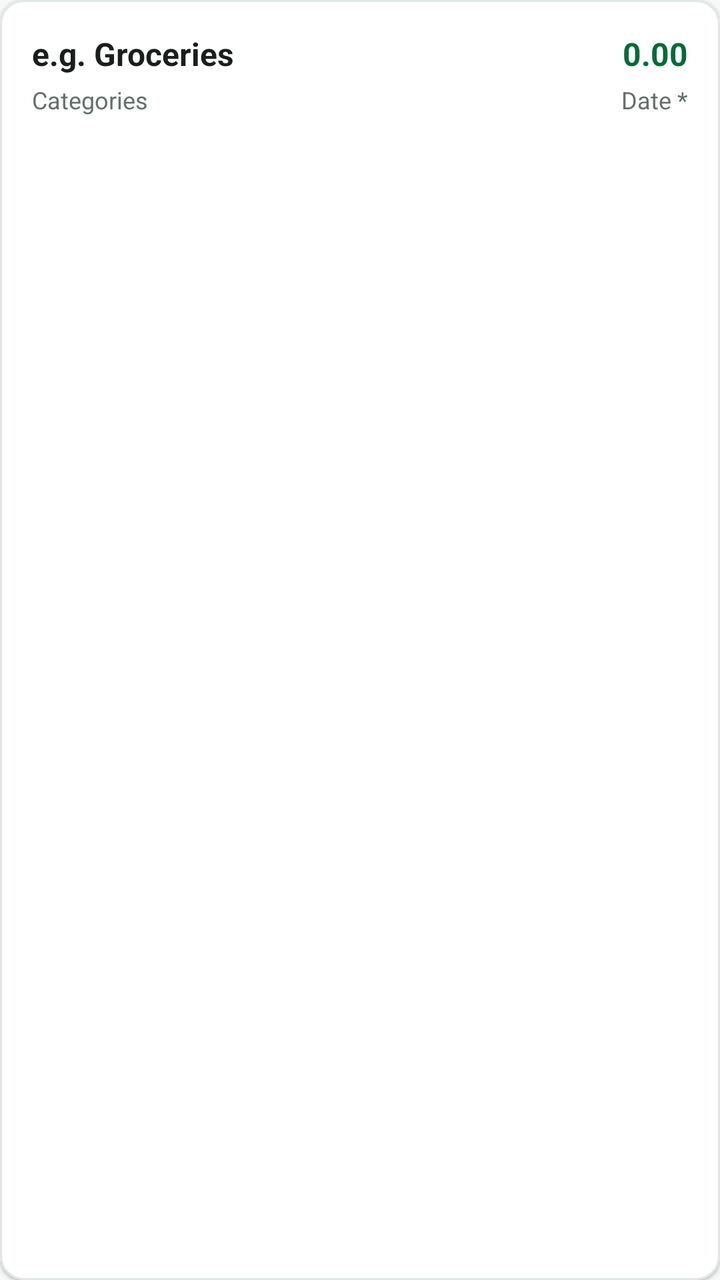
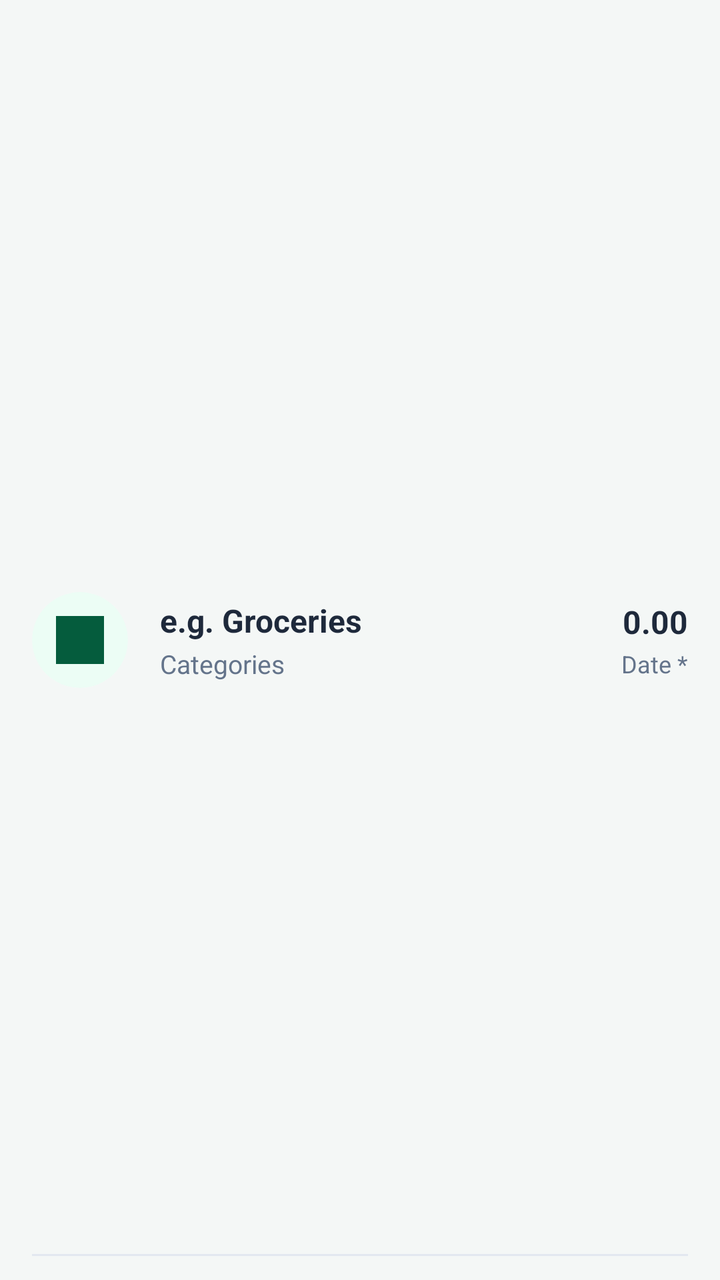

Screens rendered from an Android XML layout before and after an edit, with the pre-edit source and the edit as a unified diff.
<!-- AndroidManifest.xml: application theme Theme.DailyHisaab -->
<!-- res/layout/item_expense.xml -->
<?xml version="1.0" encoding="utf-8"?>
<com.google.android.material.card.MaterialCardView
    xmlns:android="http://schemas.android.com/apk/res/android"
    xmlns:app="http://schemas.android.com/apk/res-auto"
    android:layout_width="match_parent"
    android:layout_height="wrap_content"
    android:layout_marginBottom="8dp"
    app:cardCornerRadius="12dp"
    app:cardElevation="1dp"
    app:strokeWidth="1dp"
    app:strokeColor="@color/divider">

    <androidx.constraintlayout.widget.ConstraintLayout
        android:layout_width="match_parent"
        android:layout_height="wrap_content"
        android:padding="16dp"
        android:background="?attr/colorSurface">

        <TextView
            android:id="@+id/tvItemTitle"
            android:layout_width="0dp"
            android:layout_height="wrap_content"
            android:text="@string/hint_title"
            android:textStyle="bold"
            android:textColor="?android:attr/textColorPrimary"
            android:textSize="16sp"
            app:layout_constraintTop_toTopOf="parent"
            app:layout_constraintStart_toStartOf="parent"
            app:layout_constraintEnd_toStartOf="@id/tvItemAmount"
            android:layout_marginEnd="8dp"/>

        <TextView
            android:id="@+id/tvItemAmount"
            android:layout_width="wrap_content"
            android:layout_height="wrap_content"
            android:text="@string/hint_amount"
            android:textStyle="bold"
            android:textColor="?attr/colorPrimary"
            android:textSize="16sp"
            app:layout_constraintTop_toTopOf="parent"
            app:layout_constraintEnd_toEndOf="parent" />

        <TextView
            android:id="@+id/tvItemCategory"
            android:layout_width="wrap_content"
            android:layout_height="wrap_content"
            android:text="@string/categories_title"
            android:textColor="?android:attr/textColorSecondary"
            android:textSize="12sp"
            android:layout_marginTop="4dp"
            app:layout_constraintTop_toBottomOf="@id/tvItemTitle"
            app:layout_constraintStart_toStartOf="parent" />

        <TextView
            android:id="@+id/tvItemDate"
            android:layout_width="wrap_content"
            android:layout_height="wrap_content"
            android:text="@string/expense_date"
            android:textColor="?android:attr/textColorSecondary"
            android:textSize="12sp"
            android:layout_marginTop="4dp"
            app:layout_constraintTop_toBottomOf="@id/tvItemTitle"
            app:layout_constraintEnd_toEndOf="parent" />

        <LinearLayout
            android:id="@+id/layoutActions"
            android:layout_width="match_parent"
            android:layout_height="wrap_content"
            android:orientation="horizontal"
            android:gravity="end"
            android:layout_marginTop="12dp"
            app:layout_constraintTop_toBottomOf="@id/tvItemCategory"
            app:layout_constraintEnd_toEndOf="parent"
            android:visibility="gone">

            <ImageButton
                android:id="@+id/btnEdit"
                android:layout_width="32dp"
                android:layout_height="32dp"
                android:src="@android:drawable/ic_menu_edit"
                android:background="?attr/selectableItemBackgroundBorderless"
                app:tint="?attr/colorPrimary"
                android:contentDescription="@string/edit"
                android:layout_marginEnd="16dp"/>

            <ImageButton
                android:id="@+id/btnDelete"
                android:layout_width="32dp"
                android:layout_height="32dp"
                android:src="@android:drawable/ic_menu_delete"
                android:background="?attr/selectableItemBackgroundBorderless"
                app:tint="@color/error"
                android:contentDescription="@string/delete"/>
        </LinearLayout>

    </androidx.constraintlayout.widget.ConstraintLayout>
</com.google.android.material.card.MaterialCardView>
<!-- resources referenced by this layout -->
<resources>
  <color name="divider">#E1E7E4</color>
  <color name="error">#D32F2F</color>
  <string name="categories_title">Categories</string>
  <string name="delete">Delete</string>
  <string name="edit">Edit</string>
  <string name="expense_date">Date *</string>
  <string name="hint_amount">0.00</string>
  <string name="hint_title">e.g. Groceries</string>
  <style name="Theme.DailyHisaab" parent="Theme.MaterialComponents.DayNight.NoActionBar">
          
          <item name="colorPrimary">@color/primary</item>
          <item name="colorPrimaryVariant">@color/primaryVariant</item>
          <item name="colorOnPrimary">@color/onPrimary</item>
          
          <item name="colorSecondary">@color/secondary</item>
          <item name="colorSecondaryVariant">@color/secondaryVariant</item>
          <item name="colorOnSecondary">@color/onPrimary</item>
          
          <item name="android:statusBarColor">@color/primaryVariant</item>
  
          
          <item name="android:colorBackground">@color/background</item>
          <item name="colorSurface">@color/surface</item>
          <item name="colorError">@color/error</item>
  
          
          <item name="android:textColorPrimary">@color/textPrimary</item>
          <item name="android:textColorSecondary">@color/textSecondary</item>
      </style>
  <color name="primary">#046A38</color>
  <color name="primaryVariant">#034C28</color>
  <color name="onPrimary">#FFFFFF</color>
  <color name="secondary">#0F9D58</color>
  <color name="secondaryVariant">#0B8043</color>
  <color name="background">#F7F9F8</color>
  <color name="surface">#FFFFFF</color>
  <color name="textPrimary">#1A1E1C</color>
  <color name="textSecondary">#63706A</color>
</resources>

<!-- the commit's change to res/layout/item_expense.xml (unified diff, before → after) -->
@@ -1,33 +1,78 @@
 <?xml version="1.0" encoding="utf-8"?>
-<com.google.android.material.card.MaterialCardView
+<androidx.constraintlayout.widget.ConstraintLayout
     xmlns:android="http://schemas.android.com/apk/res/android"
     xmlns:app="http://schemas.android.com/apk/res-auto"
     android:layout_width="match_parent"
     android:layout_height="wrap_content"
-    android:layout_marginBottom="8dp"
-    app:cardCornerRadius="12dp"
-    app:cardElevation="1dp"
-    app:strokeWidth="1dp"
-    app:strokeColor="@color/divider">
+    android:paddingHorizontal="16dp"
+    android:paddingVertical="12dp"
+    android:background="?attr/selectableItemBackground">
 
-    <androidx.constraintlayout.widget.ConstraintLayout
-        android:layout_width="match_parent"
+    <com.google.android.material.card.MaterialCardView
+        android:id="@+id/iconContainer"
+        android:layout_width="48dp"
+        android:layout_height="48dp"
+        app:cardCornerRadius="24dp"
+        app:cardElevation="0dp"
+        app:strokeWidth="0dp"
+        app:cardBackgroundColor="@color/greenLight"
+        app:layout_constraintTop_toTopOf="parent"
+        app:layout_constraintBottom_toBottomOf="parent"
+        app:layout_constraintStart_toStartOf="parent">
+
+        <ImageView
+            android:layout_width="24dp"
+            android:layout_height="24dp"
+            android:layout_gravity="center"
+            android:src="@drawable/ic_logo"
+            app:tint="?attr/colorPrimary"/>
+
+    </com.google.android.material.card.MaterialCardView>
+
+    <LinearLayout
+        android:id="@+id/textContainer"
+        android:layout_width="0dp"
         android:layout_height="wrap_content"
-        android:padding="16dp"
-        android:background="?attr/colorSurface">
+        android:orientation="vertical"
+        android:layout_marginStart="16dp"
+        android:layout_marginEnd="8dp"
+        app:layout_constraintTop_toTopOf="parent"
+        app:layout_constraintBottom_toBottomOf="parent"
+        app:layout_constraintStart_toEndOf="@id/iconContainer"
+        app:layout_constraintEnd_toStartOf="@id/amountContainer">
 
         <TextView
             android:id="@+id/tvItemTitle"
-            android:layout_width="0dp"
+            android:layout_width="match_parent"
             android:layout_height="wrap_content"
             android:text="@string/hint_title"
             android:textStyle="bold"
             android:textColor="?android:attr/textColorPrimary"
             android:textSize="16sp"
-            app:layout_constraintTop_toTopOf="parent"
-            app:layout_constraintStart_toStartOf="parent"
-            app:layout_constraintEnd_toStartOf="@id/tvItemAmount"
-            android:layout_marginEnd="8dp"/>
+            android:maxLines="1"
+            android:ellipsize="end"/>
+
+        <TextView
+            android:id="@+id/tvItemCategory"
+            android:layout_width="match_parent"
+            android:layout_height="wrap_content"
+            android:text="@string/categories_title"
+            android:textColor="?android:attr/textColorSecondary"
+            android:textSize="13sp"
+            android:layout_marginTop="2dp"
+            android:maxLines="1"
+            android:ellipsize="end"/>
+    </LinearLayout>
+
+    <LinearLayout
+        android:id="@+id/amountContainer"
+        android:layout_width="wrap_content"
+        android:layout_height="wrap_content"
+        android:orientation="vertical"
+        android:gravity="end"
+        app:layout_constraintTop_toTopOf="parent"
+        app:layout_constraintBottom_toBottomOf="parent"
+        app:layout_constraintEnd_toEndOf="parent">
 
         <TextView
             android:id="@+id/tvItemAmount"
@@ -35,21 +80,8 @@
             android:layout_height="wrap_content"
             android:text="@string/hint_amount"
             android:textStyle="bold"
-            android:textColor="?attr/colorPrimary"
-            android:textSize="16sp"
-            app:layout_constraintTop_toTopOf="parent"
-            app:layout_constraintEnd_toEndOf="parent" />
-
-        <TextView
-            android:id="@+id/tvItemCategory"
-            android:layout_width="wrap_content"
-            android:layout_height="wrap_content"
-            android:text="@string/categories_title"
-            android:textColor="?android:attr/textColorSecondary"
-            android:textSize="12sp"
-            android:layout_marginTop="4dp"
-            app:layout_constraintTop_toBottomOf="@id/tvItemTitle"
-            app:layout_constraintStart_toStartOf="parent" />
+            android:textColor="?android:attr/textColorPrimary"
+            android:textSize="16sp" />
 
         <TextView
             android:id="@+id/tvItemDate"
@@ -58,40 +90,46 @@
             android:text="@string/expense_date"
             android:textColor="?android:attr/textColorSecondary"
             android:textSize="12sp"
-            android:layout_marginTop="4dp"
-            app:layout_constraintTop_toBottomOf="@id/tvItemTitle"
-            app:layout_constraintEnd_toEndOf="parent" />
+            android:layout_marginTop="2dp"/>
+    </LinearLayout>
 
-        <LinearLayout
-            android:id="@+id/layoutActions"
-            android:layout_width="match_parent"
-            android:layout_height="wrap_content"
-            android:orientation="horizontal"
-            android:gravity="end"
-            android:layout_marginTop="12dp"
-            app:layout_constraintTop_toBottomOf="@id/tvItemCategory"
-            app:layout_constraintEnd_toEndOf="parent"
-            android:visibility="gone">
+    <LinearLayout
+        android:id="@+id/layoutActions"
+        android:layout_width="match_parent"
+        android:layout_height="wrap_content"
+        android:orientation="horizontal"
+        android:gravity="end"
+        android:layout_marginTop="16dp"
+        app:layout_constraintTop_toBottomOf="@id/iconContainer"
+        app:layout_constraintEnd_toEndOf="parent"
+        android:visibility="gone">
 
-            <ImageButton
-                android:id="@+id/btnEdit"
-                android:layout_width="32dp"
-                android:layout_height="32dp"
-                android:src="@android:drawable/ic_menu_edit"
-                android:background="?attr/selectableItemBackgroundBorderless"
-                app:tint="?attr/colorPrimary"
-                android:contentDescription="@string/edit"
-                android:layout_marginEnd="16dp"/>
+        
+        <ImageButton
+            android:id="@+id/btnEdit"
+            android:layout_width="36dp"
+            android:layout_height="36dp"
+            android:src="@android:drawable/ic_menu_edit"
+            android:background="?attr/selectableItemBackgroundBorderless"
+            app:tint="?attr/colorPrimary"
+            android:contentDescription="@string/edit"
+            android:layout_marginEnd="16dp"/>
 
-            <ImageButton
-                android:id="@+id/btnDelete"
-                android:layout_width="32dp"
-                android:layout_height="32dp"
-                android:src="@android:drawable/ic_menu_delete"
-                android:background="?attr/selectableItemBackgroundBorderless"
-                app:tint="@color/error"
-                android:contentDescription="@string/delete"/>
-        </LinearLayout>
+        <ImageButton
+            android:id="@+id/btnDelete"
+            android:layout_width="36dp"
+            android:layout_height="36dp"
+            android:src="@android:drawable/ic_menu_delete"
+            android:background="?attr/selectableItemBackgroundBorderless"
+            app:tint="@color/error"
+            android:contentDescription="@string/delete"/>
+    </LinearLayout>
 
-    </androidx.constraintlayout.widget.ConstraintLayout>
-</com.google.android.material.card.MaterialCardView>
+    <View
+        android:layout_width="match_parent"
+        android:layout_height="1dp"
+        android:background="@color/divider"
+        app:layout_constraintBottom_toBottomOf="parent"
+        android:layout_marginTop="16dp"/>
+
+</androidx.constraintlayout.widget.ConstraintLayout>
<!-- resource entries referenced after the edit -->
@@ -1,7 +1,9 @@
 <!-- resources referenced by this layout -->
 <resources>
-  <color name="divider">#E1E7E4</color>
-  <color name="error">#D32F2F</color>
+  <color name="divider">#E2E8F0</color>
+  <color name="error">#DC2626</color>
+  <color name="greenLight">#ECFDF5</color>
+  <!-- drawable ic_logo: png bitmap (drawable, 210172 bytes) -->
   <string name="categories_title">Categories</string>
   <string name="delete">Delete</string>
   <string name="edit">Edit</string>
@@ -18,7 +20,7 @@
           <item name="colorSecondaryVariant">@color/secondaryVariant</item>
           <item name="colorOnSecondary">@color/onPrimary</item>
           
-          <item name="android:statusBarColor">@color/primaryVariant</item>
+          <item name="android:statusBarColor">@color/primary</item>
   
           
           <item name="android:colorBackground">@color/background</item>
@@ -28,15 +30,27 @@
           
           <item name="android:textColorPrimary">@color/textPrimary</item>
           <item name="android:textColorSecondary">@color/textSecondary</item>
+  
+          
+          <item name="bottomNavigationStyle">@style/Widget.DailyHisaab.BottomNavigationView</item>
       </style>
-  <color name="primary">#046A38</color>
-  <color name="primaryVariant">#034C28</color>
+  <color name="primary">#055C3D</color>
+  <color name="primaryVariant">#033D28</color>
   <color name="onPrimary">#FFFFFF</color>
-  <color name="secondary">#0F9D58</color>
-  <color name="secondaryVariant">#0B8043</color>
-  <color name="background">#F7F9F8</color>
+  <color name="secondary">#D4AF37</color>
+  <color name="secondaryVariant">#B5952F</color>
+  <color name="background">#F4F7F6</color>
   <color name="surface">#FFFFFF</color>
-  <color name="textPrimary">#1A1E1C</color>
-  <color name="textSecondary">#63706A</color>
+  <color name="textPrimary">#1E293B</color>
+  <color name="textSecondary">#64748B</color>
+  <style name="Widget.DailyHisaab.BottomNavigationView" parent="Widget.MaterialComponents.BottomNavigationView">
+          <item name="materialThemeOverlay">@style/ThemeOverlay.DailyHisaab.BottomNavigation</item>
+          <item name="itemIconTint">@color/nav_item_color</item>
+          <item name="itemTextColor">@color/nav_item_color</item>
+          <item name="itemIconSize">24dp</item>
+      </style>
+  <style name="ThemeOverlay.DailyHisaab.BottomNavigation" parent="">
+          <item name="colorSurface">@color/surface</item>
+      </style>
 </resources>
 
